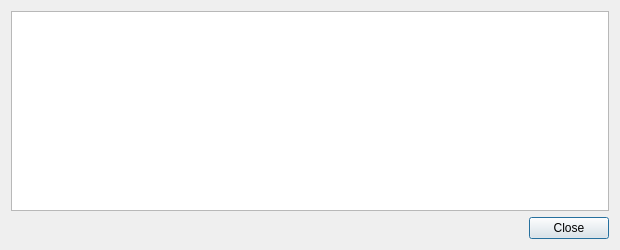
Above: src/qt/forms/transactiondescdialog.ui from AndreaDejanGrande/vDinar before the change. Below: the same form after it.
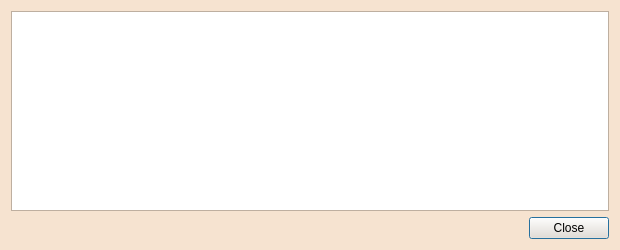
That is the form after the change.

The edit to the form file:
```diff
--- a/src/qt/forms/transactiondescdialog.ui
+++ b/src/qt/forms/transactiondescdialog.ui
@@ -10,6 +10,421 @@
     <height>250</height>
    </rect>
   </property>
+  <property name="palette">
+   <palette>
+    <active>
+     <colorrole role="WindowText">
+      <brush brushstyle="SolidPattern">
+       <color alpha="255">
+        <red>0</red>
+        <green>0</green>
+        <blue>0</blue>
+       </color>
+      </brush>
+     </colorrole>
+     <colorrole role="Button">
+      <brush brushstyle="SolidPattern">
+       <color alpha="255">
+        <red>246</red>
+        <green>227</green>
+        <blue>208</blue>
+       </color>
+      </brush>
+     </colorrole>
+     <colorrole role="Light">
+      <brush brushstyle="SolidPattern">
+       <color alpha="255">
+        <red>255</red>
+        <green>255</green>
+        <blue>255</blue>
+       </color>
+      </brush>
+     </colorrole>
+     <colorrole role="Midlight">
+      <brush brushstyle="SolidPattern">
+       <color alpha="255">
+        <red>250</red>
+        <green>241</green>
+        <blue>231</blue>
+       </color>
+      </brush>
+     </colorrole>
+     <colorrole role="Dark">
+      <brush brushstyle="SolidPattern">
+       <color alpha="255">
+        <red>123</red>
+        <green>113</green>
+        <blue>104</blue>
+       </color>
+      </brush>
+     </colorrole>
+     <colorrole role="Mid">
+      <brush brushstyle="SolidPattern">
+       <color alpha="255">
+        <red>164</red>
+        <green>151</green>
+        <blue>139</blue>
+       </color>
+      </brush>
+     </colorrole>
+     <colorrole role="Text">
+      <brush brushstyle="SolidPattern">
+       <color alpha="255">
+        <red>0</red>
+        <green>0</green>
+        <blue>0</blue>
+       </color>
+      </brush>
+     </colorrole>
+     <colorrole role="BrightText">
+      <brush brushstyle="SolidPattern">
+       <color alpha="255">
+        <red>255</red>
+        <green>255</green>
+        <blue>255</blue>
+       </color>
+      </brush>
+     </colorrole>
+     <colorrole role="ButtonText">
+      <brush brushstyle="SolidPattern">
+       <color alpha="255">
+        <red>0</red>
+        <green>0</green>
+        <blue>0</blue>
+       </color>
+      </brush>
+     </colorrole>
+     <colorrole role="Base">
+      <brush brushstyle="SolidPattern">
+       <color alpha="255">
+        <red>255</red>
+        <green>255</green>
+        <blue>255</blue>
+       </color>
+      </brush>
+     </colorrole>
+     <colorrole role="Window">
+      <brush brushstyle="SolidPattern">
+       <color alpha="255">
+        <red>246</red>
+        <green>227</green>
+        <blue>208</blue>
+       </color>
+      </brush>
+     </colorrole>
+     <colorrole role="Shadow">
+      <brush brushstyle="SolidPattern">
+       <color alpha="255">
+        <red>0</red>
+        <green>0</green>
+        <blue>0</blue>
+       </color>
+      </brush>
+     </colorrole>
+     <colorrole role="AlternateBase">
+      <brush brushstyle="SolidPattern">
+       <color alpha="255">
+        <red>250</red>
+        <green>241</green>
+        <blue>231</blue>
+       </color>
+      </brush>
+     </colorrole>
+     <colorrole role="ToolTipBase">
+      <brush brushstyle="SolidPattern">
+       <color alpha="255">
+        <red>255</red>
+        <green>255</green>
+        <blue>220</blue>
+       </color>
+      </brush>
+     </colorrole>
+     <colorrole role="ToolTipText">
+      <brush brushstyle="SolidPattern">
+       <color alpha="255">
+        <red>0</red>
+        <green>0</green>
+        <blue>0</blue>
+       </color>
+      </brush>
+     </colorrole>
+    </active>
+    <inactive>
+     <colorrole role="WindowText">
+      <brush brushstyle="SolidPattern">
+       <color alpha="255">
+        <red>0</red>
+        <green>0</green>
+        <blue>0</blue>
+       </color>
+      </brush>
+     </colorrole>
+     <colorrole role="Button">
+      <brush brushstyle="SolidPattern">
+       <color alpha="255">
+        <red>246</red>
+        <green>227</green>
+        <blue>208</blue>
+       </color>
+      </brush>
+     </colorrole>
+     <colorrole role="Light">
+      <brush brushstyle="SolidPattern">
+       <color alpha="255">
+        <red>255</red>
+        <green>255</green>
+        <blue>255</blue>
+       </color>
+      </brush>
+     </colorrole>
+     <colorrole role="Midlight">
+      <brush brushstyle="SolidPattern">
+       <color alpha="255">
+        <red>250</red>
+        <green>241</green>
+        <blue>231</blue>
+       </color>
+      </brush>
+     </colorrole>
+     <colorrole role="Dark">
+      <brush brushstyle="SolidPattern">
+       <color alpha="255">
+        <red>123</red>
+        <green>113</green>
+        <blue>104</blue>
+       </color>
+      </brush>
+     </colorrole>
+     <colorrole role="Mid">
+      <brush brushstyle="SolidPattern">
+       <color alpha="255">
+        <red>164</red>
+        <green>151</green>
+        <blue>139</blue>
+       </color>
+      </brush>
+     </colorrole>
+     <colorrole role="Text">
+      <brush brushstyle="SolidPattern">
+       <color alpha="255">
+        <red>0</red>
+        <green>0</green>
+        <blue>0</blue>
+       </color>
+      </brush>
+     </colorrole>
+     <colorrole role="BrightText">
+      <brush brushstyle="SolidPattern">
+       <color alpha="255">
+        <red>255</red>
+        <green>255</green>
+        <blue>255</blue>
+       </color>
+      </brush>
+     </colorrole>
+     <colorrole role="ButtonText">
+      <brush brushstyle="SolidPattern">
+       <color alpha="255">
+        <red>0</red>
+        <green>0</green>
+        <blue>0</blue>
+       </color>
+      </brush>
+     </colorrole>
+     <colorrole role="Base">
+      <brush brushstyle="SolidPattern">
+       <color alpha="255">
+        <red>255</red>
+        <green>255</green>
+        <blue>255</blue>
+       </color>
+      </brush>
+     </colorrole>
+     <colorrole role="Window">
+      <brush brushstyle="SolidPattern">
+       <color alpha="255">
+        <red>246</red>
+        <green>227</green>
+        <blue>208</blue>
+       </color>
+      </brush>
+     </colorrole>
+     <colorrole role="Shadow">
+      <brush brushstyle="SolidPattern">
+       <color alpha="255">
+        <red>0</red>
+        <green>0</green>
+        <blue>0</blue>
+       </color>
+      </brush>
+     </colorrole>
+     <colorrole role="AlternateBase">
+      <brush brushstyle="SolidPattern">
+       <color alpha="255">
+        <red>250</red>
+        <green>241</green>
+        <blue>231</blue>
+       </color>
+      </brush>
+     </colorrole>
+     <colorrole role="ToolTipBase">
+      <brush brushstyle="SolidPattern">
+       <color alpha="255">
+        <red>255</red>
+        <green>255</green>
+        <blue>220</blue>
+       </color>
+      </brush>
+     </colorrole>
+     <colorrole role="ToolTipText">
+      <brush brushstyle="SolidPattern">
+       <color alpha="255">
+        <red>0</red>
+        <green>0</green>
+        <blue>0</blue>
+       </color>
+      </brush>
+     </colorrole>
+    </inactive>
+    <disabled>
+     <colorrole role="WindowText">
+      <brush brushstyle="SolidPattern">
+       <color alpha="255">
+        <red>123</red>
+        <green>113</green>
+        <blue>104</blue>
+       </color>
+      </brush>
+     </colorrole>
+     <colorrole role="Button">
+      <brush brushstyle="SolidPattern">
+       <color alpha="255">
+        <red>246</red>
+        <green>227</green>
+        <blue>208</blue>
+       </color>
+      </brush>
+     </colorrole>
+     <colorrole role="Light">
+      <brush brushstyle="SolidPattern">
+       <color alpha="255">
+        <red>255</red>
+        <green>255</green>
+        <blue>255</blue>
+       </color>
+      </brush>
+     </colorrole>
+     <colorrole role="Midlight">
+      <brush brushstyle="SolidPattern">
+       <color alpha="255">
+        <red>250</red>
+        <green>241</green>
+        <blue>231</blue>
+       </color>
+      </brush>
+     </colorrole>
+     <colorrole role="Dark">
+      <brush brushstyle="SolidPattern">
+       <color alpha="255">
+        <red>123</red>
+        <green>113</green>
+        <blue>104</blue>
+       </color>
+      </brush>
+     </colorrole>
+     <colorrole role="Mid">
+      <brush brushstyle="SolidPattern">
+       <color alpha="255">
+        <red>164</red>
+        <green>151</green>
+        <blue>139</blue>
+       </color>
+      </brush>
+     </colorrole>
+     <colorrole role="Text">
+      <brush brushstyle="SolidPattern">
+       <color alpha="255">
+        <red>123</red>
+        <green>113</green>
+        <blue>104</blue>
+       </color>
+      </brush>
+     </colorrole>
+     <colorrole role="BrightText">
+      <brush brushstyle="SolidPattern">
+       <color alpha="255">
+        <red>255</red>
+        <green>255</green>
+        <blue>255</blue>
+       </color>
+      </brush>
+     </colorrole>
+     <colorrole role="ButtonText">
+      <brush brushstyle="SolidPattern">
+       <color alpha="255">
+        <red>123</red>
+        <green>113</green>
+        <blue>104</blue>
+       </color>
+      </brush>
+     </colorrole>
+     <colorrole role="Base">
+      <brush brushstyle="SolidPattern">
+       <color alpha="255">
+        <red>246</red>
+        <green>227</green>
+        <blue>208</blue>
+       </color>
+      </brush>
+     </colorrole>
+     <colorrole role="Window">
+      <brush brushstyle="SolidPattern">
+       <color alpha="255">
+        <red>246</red>
+        <green>227</green>
+        <blue>208</blue>
+       </color>
+      </brush>
+     </colorrole>
+     <colorrole role="Shadow">
+      <brush brushstyle="SolidPattern">
+       <color alpha="255">
+        <red>0</red>
+        <green>0</green>
+        <blue>0</blue>
+       </color>
+      </brush>
+     </colorrole>
+     <colorrole role="AlternateBase">
+      <brush brushstyle="SolidPattern">
+       <color alpha="255">
+        <red>246</red>
+        <green>227</green>
+        <blue>208</blue>
+       </color>
+      </brush>
+     </colorrole>
+     <colorrole role="ToolTipBase">
+      <brush brushstyle="SolidPattern">
+       <color alpha="255">
+        <red>255</red>
+        <green>255</green>
+        <blue>220</blue>
+       </color>
+      </brush>
+     </colorrole>
+     <colorrole role="ToolTipText">
+      <brush brushstyle="SolidPattern">
+       <color alpha="255">
+        <red>0</red>
+        <green>0</green>
+        <blue>0</blue>
+       </color>
+      </brush>
+     </colorrole>
+    </disabled>
+   </palette>
+  </property>
   <property name="windowTitle">
    <string>Transaction details</string>
   </property>
```
